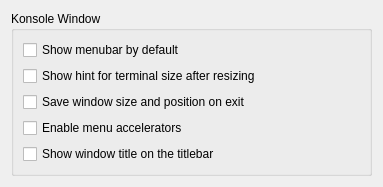
Qt form src/settings/GeneralSettings.ui (kitech/konsole) before a commit.
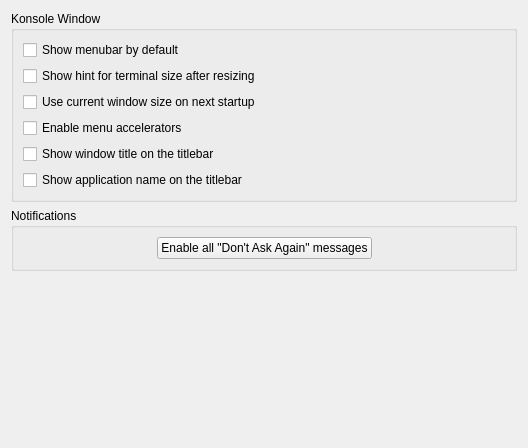
The same form after that commit.

Patch:
```diff
--- a/src/settings/GeneralSettings.ui
+++ b/src/settings/GeneralSettings.ui
@@ -6,8 +6,8 @@
    <rect>
     <x>0</x>
     <y>0</y>
-    <width>383</width>
-    <height>156</height>
+    <width>528</width>
+    <height>448</height>
    </rect>
   </property>
   <property name="sizePolicy">
@@ -63,7 +63,7 @@
            </sizepolicy>
           </property>
           <property name="text">
-           <string>Save window size and position on exit</string>
+           <string>Use current window size on next startup</string>
           </property>
          </widget>
         </item>
@@ -93,11 +93,81 @@
           </property>
          </widget>
         </item>
+        <item row="5" column="0">
+         <widget class="QCheckBox" name="kcfg_ShowAppNameOnTitleBar">
+          <property name="sizePolicy">
+           <sizepolicy hsizetype="Preferred" vsizetype="Fixed">
+            <horstretch>0</horstretch>
+            <verstretch>0</verstretch>
+           </sizepolicy>
+          </property>
+          <property name="text">
+           <string>Show application name on the titlebar</string>
+          </property>
+         </widget>
+        </item>
        </layout>
       </widget>
      </item>
     </layout>
    </item>
+   <item>
+    <widget class="QGroupBox" name="groupBox_2">
+     <property name="sizePolicy">
+      <sizepolicy hsizetype="Preferred" vsizetype="Preferred">
+       <horstretch>0</horstretch>
+       <verstretch>0</verstretch>
+      </sizepolicy>
+     </property>
+     <property name="title">
+      <string>Notifications</string>
+     </property>
+     <layout class="QGridLayout" name="gridLayout_2">
+      <item row="0" column="0">
+       <spacer name="horizontalSpacer">
+        <property name="orientation">
+         <enum>Qt::Horizontal</enum>
+        </property>
+        <property name="sizeHint" stdset="0">
+         <size>
+          <width>117</width>
+          <height>20</height>
+         </size>
+        </property>
+       </spacer>
+      </item>
+      <item row="0" column="1">
+       <widget class="QPushButton" name="enableAllMessagesButton">
+        <property name="sizePolicy">
+         <sizepolicy hsizetype="Preferred" vsizetype="Fixed">
+          <horstretch>0</horstretch>
+          <verstretch>0</verstretch>
+         </sizepolicy>
+        </property>
+        <property name="toolTip">
+         <string>All dialogs will be shown again</string>
+        </property>
+        <property name="text">
+         <string>Enable all &quot;Don't Ask Again&quot; messages</string>
+        </property>
+       </widget>
+      </item>
+      <item row="0" column="2">
+       <spacer name="horizontalSpacer_2">
+        <property name="orientation">
+         <enum>Qt::Horizontal</enum>
+        </property>
+        <property name="sizeHint" stdset="0">
+         <size>
+          <width>116</width>
+          <height>20</height>
+         </size>
+        </property>
+       </spacer>
+      </item>
+     </layout>
+    </widget>
+   </item>
    <item>
     <spacer name="verticalSpacer">
      <property name="orientation">
```
Left out of the diff: 3 changed lines with no effect on the pictures.
